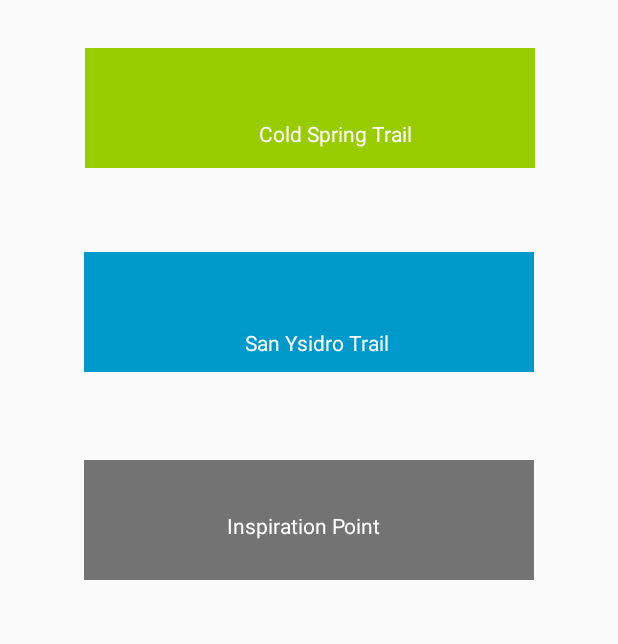
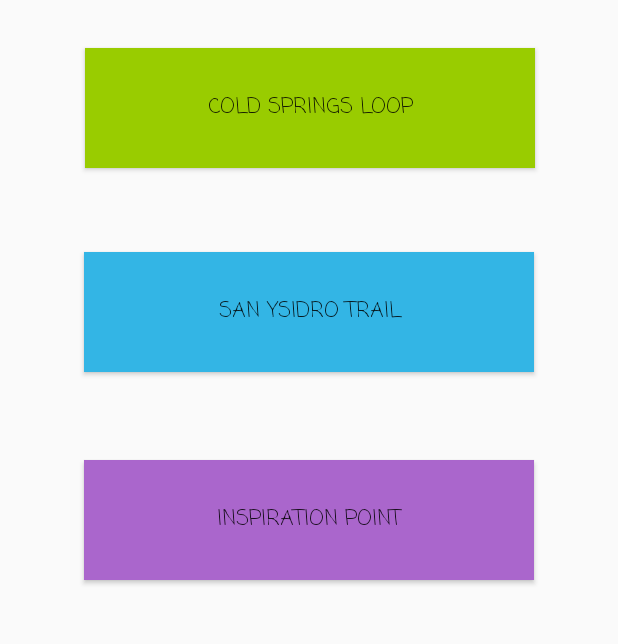
Before and after one commit to htotten/SBTrax, an Android app: the screen it shows after launch (MainActivity), on a phone screen of 412 x 824 dp, the part 409-1053 px from its top. Run offline under Robolectric (Android 15) with nearby library versions, the phone set to English and light mode, and no system bars.

Commit message:
updated home page

```diff
--- a/app/src/main/java/sbtraxapp/htotten/github/com/sbtrax/MainActivity.java
+++ b/app/src/main/java/sbtraxapp/htotten/github/com/sbtrax/MainActivity.java
@@ -20,9 +20,9 @@ import android.widget.Toast;
 public class MainActivity extends AppCompatActivity {
 
 
-    private ImageButton trail1;
-    private ImageButton trail2;
-    private ImageButton trail3;
+    private Button trail1;
+    private Button trail2;
+    private Button trail3;
     private ImageButton wildLife;
     TextView txt;
 
--- a/app/src/main/res/layout/activity_main.xml
+++ b/app/src/main/res/layout/activity_main.xml
@@ -7,8 +7,10 @@
     tools:context=".MainActivity">
 
 
-    <ImageButton
+    <Button
         android:id="@+id/trail1button"
+        android:text="Cold Springs Loop"
+        app:fontFamily="casual"
         android:layout_width="300dp"
         android:layout_height="80dp"
         android:layout_marginStart="56dp"
@@ -24,7 +26,7 @@
         app:layout_constraintStart_toStartOf="parent"
         app:layout_constraintTop_toBottomOf="@+id/textView2" />
 
-    <ImageButton
+    <Button
         android:id="@+id/trail2button"
         android:layout_width="300dp"
         android:layout_height="80dp"
@@ -34,14 +36,16 @@
         android:layout_marginEnd="56dp"
         android:layout_marginRight="56dp"
         android:layout_marginBottom="29dp"
-        android:background="@android:color/holo_blue_dark"
+        android:background="@android:color/holo_blue_light"
         android:contentDescription="@string/trail"
+        android:text="San Ysidro Trail"
+        app:fontFamily="casual"
         app:layout_constraintBottom_toTopOf="@+id/trail3button"
         app:layout_constraintEnd_toEndOf="parent"
         app:layout_constraintStart_toStartOf="parent"
         app:layout_constraintTop_toBottomOf="@+id/trail1button" />
 
-    <ImageButton
+    <Button
         android:id="@+id/trail3button"
         android:layout_width="300dp"
         android:layout_height="80dp"
@@ -51,8 +55,10 @@
         android:layout_marginEnd="56dp"
         android:layout_marginRight="56dp"
         android:layout_marginBottom="182dp"
-        android:background="#737373"
+        android:background="@android:color/holo_purple"
         android:contentDescription="@string/trail"
+        android:text="Inspiration Point"
+        app:fontFamily="casual"
         app:layout_constraintBottom_toBottomOf="parent"
         app:layout_constraintEnd_toEndOf="parent"
         app:layout_constraintStart_toStartOf="parent"
@@ -78,55 +84,5 @@
         app:layout_constraintStart_toStartOf="parent"
         app:layout_constraintTop_toTopOf="parent" />
 
-    <TextView
-        android:id="@+id/trailT1"
-        android:layout_width="300dp"
-        android:layout_height="100dp"
-        android:layout_marginStart="27dp"
-        android:layout_marginLeft="27dp"
-        android:layout_marginTop="2dp"
-        android:layout_marginBottom="10dp"
-        android:text="Cold Spring Trail"
-        android:textColor="#FFFFFF"
-        app:layout_constraintBottom_toTopOf="@+id/trail2button"
-        app:layout_constraintEnd_toEndOf="parent"
-        app:layout_constraintHorizontal_bias="0.779"
-        app:layout_constraintStart_toEndOf="@+id/trail1button"
-        app:layout_constraintTop_toBottomOf="@+id/trail1button"
-        app:layout_constraintVertical_bias="0.614" />
-
-    <TextView
-        android:id="@+id/trailT2 "
-        android:layout_width="300dp"
-        android:layout_height="100dp"
-        android:layout_marginStart="30dp"
-        android:layout_marginLeft="30dp"
-        android:layout_marginTop="23dp"
-        android:text="San Ysidro Trail"
-        android:textColor="#FFFFFF"
-        app:layout_constraintBottom_toTopOf="@+id/trail3button"
-        app:layout_constraintEnd_toEndOf="parent"
-        app:layout_constraintHorizontal_bias="0.813"
-        app:layout_constraintStart_toEndOf="@+id/trail2button"
-        app:layout_constraintTop_toBottomOf="@+id/trail2button"
-        app:layout_constraintVertical_bias="0.812" />
-
-    <TextView
-        android:id="@+id/trailT3"
-        android:layout_width="300dp"
-        android:layout_height="20dp"
-        android:layout_marginStart="29dp"
-        android:layout_marginLeft="29dp"
-        android:layout_marginTop="22dp"
-        android:layout_marginBottom="29dp"
-        android:text="Inspiration Point"
-        android:textColor="#FFFFFF"
-        app:layout_constraintBottom_toTopOf="@+id/trail3button"
-        app:layout_constraintEnd_toEndOf="parent"
-        app:layout_constraintHorizontal_bias="0.857"
-        app:layout_constraintStart_toEndOf="@+id/trail3button"
-        app:layout_constraintTop_toBottomOf="@+id/trailT2 "
-        app:layout_constraintVertical_bias="0.0" />
-
 
 </android.support.constraint.ConstraintLayout>
```
